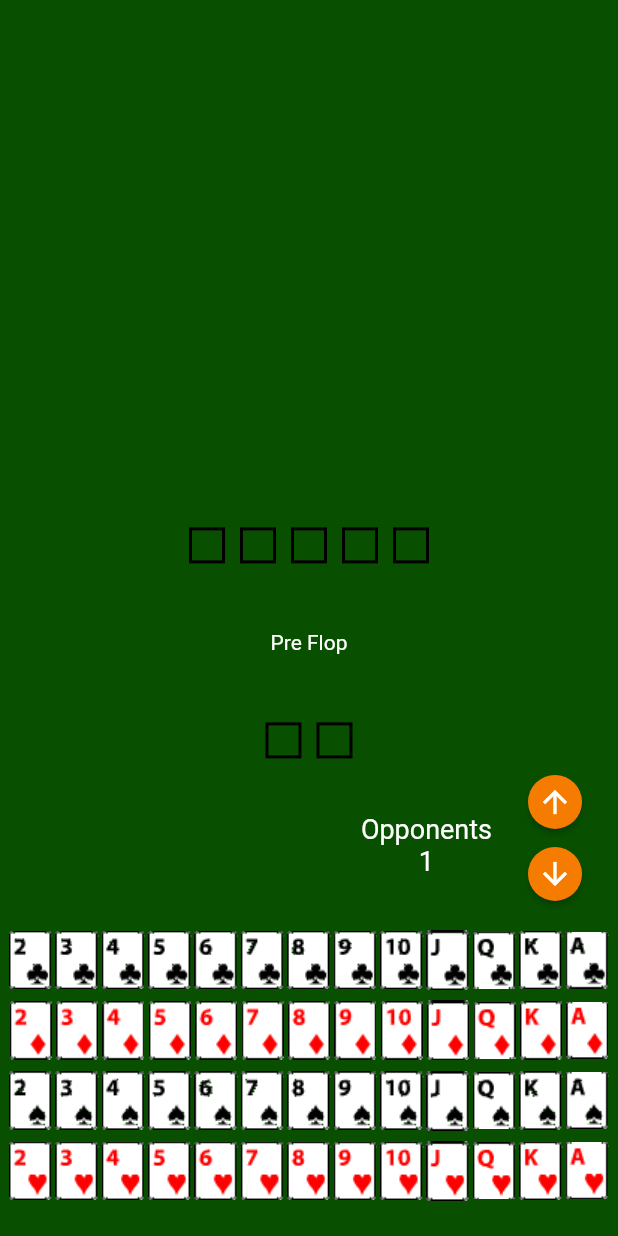
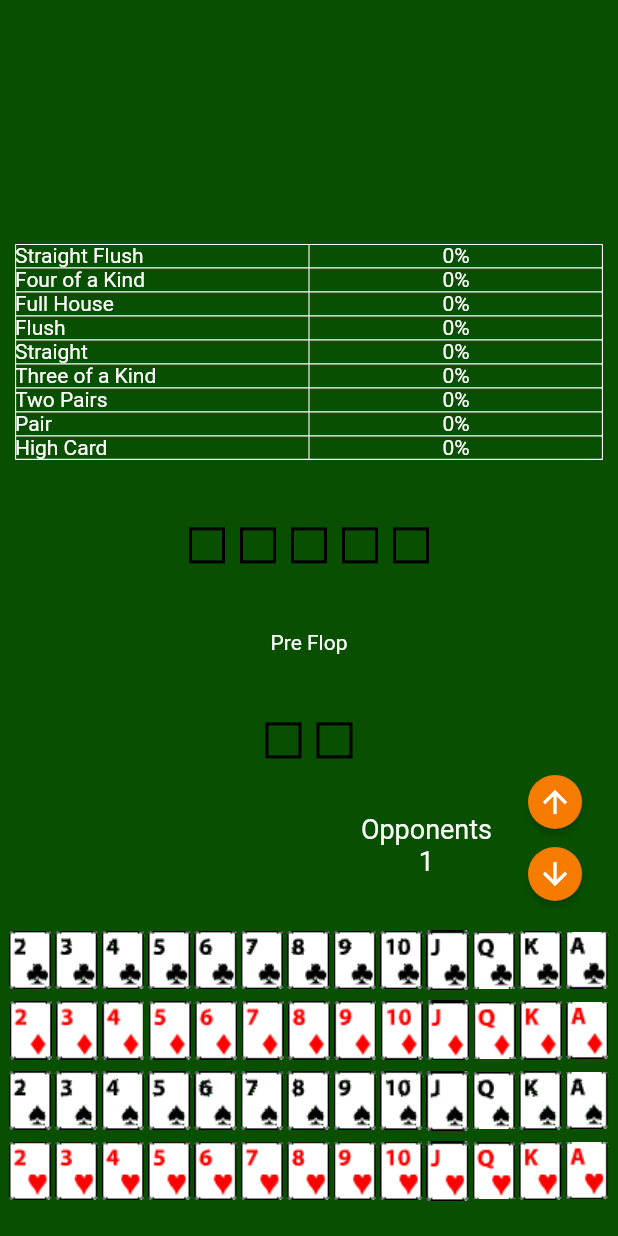
Before and after one commit to devdouglasferreira/poker-odds-calculator, a Flutter app: the screen it shows after launch, on a phone screen of 412 x 824 dp. Run offline on Flutter 3.47's test engine with Material 2 defaults, Android fonts, the phone set to English and light mode, and no system bars; our stand-ins replace tuple.

Commit message:
Prototyping RankProbabilities view component

```diff
--- a/lib/src/blocs/hand_bloc.dart
+++ b/lib/src/blocs/hand_bloc.dart
@@ -73,11 +73,11 @@ class HandBloc {
       currentRound = Rounds.flop;
       if (hand.communityCards.length == 3) hand.computeProbabilities();
     } else if (hand.communityCards.length < 5) {
-      currentRound = Rounds.river;
+      currentRound = Rounds.turn;
       hand.computeProbabilities();
     } else {
       hand.computeProbabilities();
-      currentRound = Rounds.turn;
+      currentRound = Rounds.river;
     }
   }
 
--- /dev/null
+++ b/lib/src/components/rank_probabilities.dart
@@ -0,0 +1,61 @@
+import 'package:flutter/cupertino.dart';
+import 'package:flutter/material.dart';
+import 'package:poker_odds_calculator/src/blocs/hand_bloc.dart';
+
+class RankProbabilitiesComponent extends StatefulWidget {
+  final HandBloc _handBloc;
+  RankProbabilitiesComponent(this._handBloc);
+
+  @override
+  _RankProbabilitiesComponentState createState() => _RankProbabilitiesComponentState(_handBloc);
+}
+
+class _RankProbabilitiesComponentState extends State<RankProbabilitiesComponent> {
+  final HandBloc _handBloc;
+  _RankProbabilitiesComponentState(this._handBloc);
+  @override
+  Widget build(BuildContext context) {
+    return Padding(
+        padding: EdgeInsets.only(bottom: 40, left: 10, right: 10),
+        child: Table(
+          children: [
+            _getTableRow("Straight Flush", _handBloc.hand.probabilities?.probabilityToStraightFlush),
+            _getTableRow("Four of a Kind", _handBloc.hand.probabilities?.probabilityToFourOfAKind),
+            _getTableRow("Full House", _handBloc.hand.probabilities?.probabilityToFullHouse),
+            _getTableRow("Flush", _handBloc.hand.probabilities?.probabilityToStraightFlush),
+            _getTableRow("Straight", _handBloc.hand.probabilities?.probabilityToStraight),
+            _getTableRow("Three of a Kind", _handBloc.hand.probabilities?.probabilityToThreeOfAKind),
+            _getTableRow("Two Pairs", _handBloc.hand.probabilities?.probabilityToTwoPairs),
+            _getTableRow("Pair", _handBloc.hand.probabilities?.probabilityToPair),
+            _getTableRow("High Card", _handBloc.hand.probabilities?.probabilityToHighCard)
+          ],
+          border: TableBorder(
+            horizontalInside: BorderSide(width: 0.75, color: Colors.white),
+            verticalInside: BorderSide(width: 0.75, color: Colors.white),
+            top: BorderSide(width: 0.75, color: Colors.white),
+            bottom: BorderSide(width: 0.75, color: Colors.white),
+            left: BorderSide(width: 0.75, color: Colors.white),
+            right: BorderSide(width: 0.75, color: Colors.white),
+          ),
+        ));
+  }
+
+  TableRow _getTableRow(String title, dynamic value) {
+    return TableRow(
+      children: [
+        Text(
+          title,
+          style: TextStyle(color: Colors.white),
+        ),
+        StreamBuilder(
+          stream: _handBloc.handStream,
+          builder: (context, snapshot) => Text(
+            '${(value ?? 0) * 100}%',
+            style: TextStyle(color: Colors.white),
+            textAlign: TextAlign.center,
+          ),
+        )
+      ],
+    );
+  }
+}
--- a/lib/src/models/helpers/mappers.dart
+++ b/lib/src/models/helpers/mappers.dart
@@ -1,3 +1,5 @@
+import 'package:flutter/scheduler.dart';
+
 import '../card_model.dart';
 
 class Mappers {
@@ -11,10 +13,12 @@ class Mappers {
         return Suit.diamonds;
       case 3:
         return Suit.spades;
+      default:
+        throw new RangeError("index value suit should be up to 3");
     }
   }
 
-  static int MapRank(String rank) {
+  static int mapRank(String rank) {
     if (rank == Ranks.pair) return 1;
     if (rank == Ranks.twoPairs) return 2;
     if (rank == Ranks.threeOfAKind) return 3;
--- a/lib/src/views/main_view.dart
+++ b/lib/src/views/main_view.dart
@@ -1,10 +1,10 @@
 import 'package:flutter/material.dart';
-import 'package:flutter/widgets.dart';
 import 'package:poker_odds_calculator/src/blocs/deck_block.dart';
 import 'package:poker_odds_calculator/src/blocs/hand_bloc.dart';
-import 'package:poker_odds_calculator/src/view_components/card_deck.dart';
-import 'package:poker_odds_calculator/src/view_components/game_hand.dart';
-import 'package:poker_odds_calculator/src/view_components/opponents_setup.dart';
+import 'package:poker_odds_calculator/src/components/card_deck.dart';
+import 'package:poker_odds_calculator/src/components/game_hand.dart';
+import 'package:poker_odds_calculator/src/components/opponents_setup.dart';
+import 'package:poker_odds_calculator/src/components/rank_probabilities.dart';
 
 class MainView extends StatefulWidget {
   @override
@@ -36,9 +36,11 @@ class _MainViewState extends State<MainView> {
         child: Column(
           mainAxisAlignment: MainAxisAlignment.end,
           children: <Widget>[
+            RankProbabilitiesComponent(_handBloc),
             GameHandComponent(_handBloc),
             Row(mainAxisAlignment: MainAxisAlignment.spaceBetween, children: [
-              Padding(padding: EdgeInsets.only(left:15, right:5),
+              Padding(
+                  padding: EdgeInsets.only(left: 15, right: 5),
                   child: StreamBuilder(
                     stream: _handBloc.handStream,
                     builder: (context, snapshot) => Text(
```
Also changed, not shown: lib/src/components/card_deck.dart (renamed from lib/src/view_components/card_deck.dart), lib/src/components/game_hand.dart (renamed from lib/src/view_components/game_hand.dart), lib/src/components/opponents_setup.dart (renamed from lib/src/view_components/opponents_setup.dart). Lines whose indentation alone changed are shown as unchanged.
